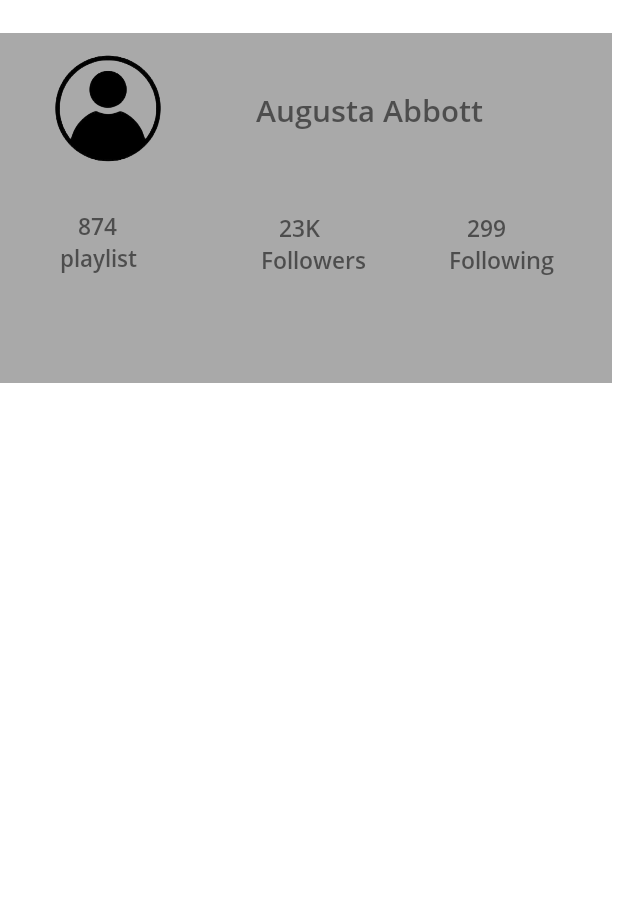
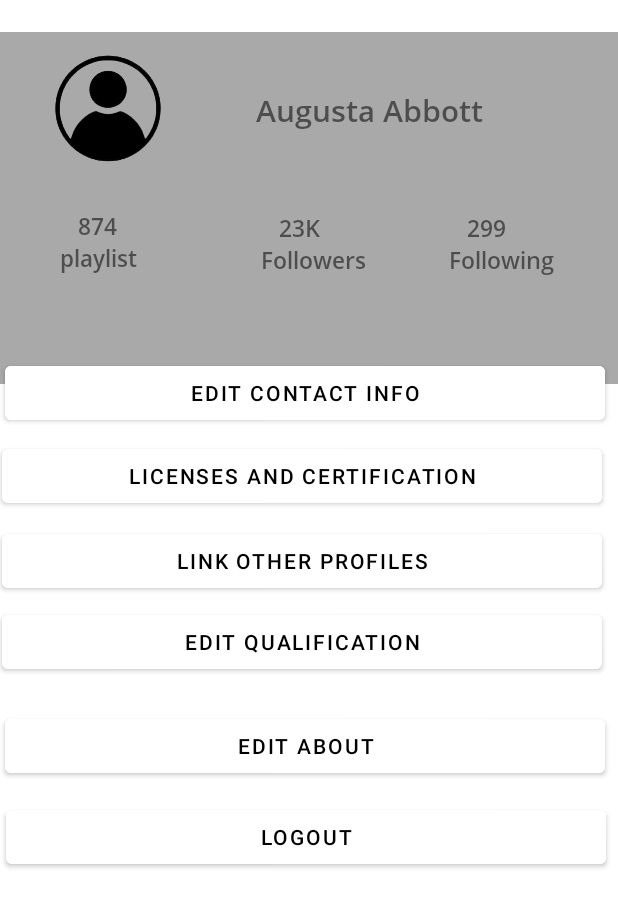
Before and after one commit to philipalexambattu/IBMproj, an Android app: the layout profile.xml on its own in the app's theme, with its tools: preview values and no code run, on a phone screen of 412 x 824 dp. Shown: the top 907 px of the screen. Run offline under Robolectric (Android 15) with nearby library versions, the phone set to English and light mode, and no system bars.

Commit message:
Fourth commit(2)

```diff
--- a/app/src/main/res/layout/dropdown.xml
+++ b/app/src/main/res/layout/dropdown.xml
@@ -91,7 +91,7 @@
         android:layout_alignParentBottom="true"
         android:layout_centerHorizontal="true"
         android:layout_marginBottom="273dp"
-        android:text="Logout"
-        android:backgroundTint="@color/Red"/>
+        android:backgroundTint="@color/Red"
+        android:text="Logout" />
 
 </RelativeLayout>
--- a/app/src/main/res/layout/profile.xml
+++ b/app/src/main/res/layout/profile.xml
@@ -7,7 +7,7 @@
 
     <ImageView
         android:id="@+id/imageView5"
-        android:layout_width="413dp"
+        android:layout_width="417dp"
         android:layout_height="wrap_content"
         android:layout_alignParentStart="true"
         android:layout_alignParentTop="true"
@@ -16,7 +16,7 @@
         android:layout_centerHorizontal="true"
         android:layout_marginStart="-6dp"
         android:layout_marginTop="-457dp"
-        android:layout_marginEnd="4dp"
+        android:layout_marginEnd="0dp"
         android:layout_marginBottom="89dp"
         app:srcCompat="@drawable/grey1" />
 
@@ -80,4 +80,106 @@
         android:text="   299 \nFollowing"
         android:textSize="15sp" />
 
+    <Button
+        android:id="@+id/button22"
+        android:layout_width="400dp"
+        android:layout_height="wrap_content"
+        android:layout_alignParentStart="true"
+        android:layout_alignParentLeft="true"
+        android:layout_alignParentTop="true"
+        android:layout_alignParentRight="true"
+        android:layout_centerHorizontal="true"
+        android:layout_marginStart="3dp"
+        android:layout_marginLeft="3dp"
+        android:layout_marginTop="238dp"
+        android:layout_marginRight="17dp"
+        android:text="Edit contact info"
+        android:backgroundTint="@color/white"
+        android:textColor="@color/black"/>
+
+    <Button
+        android:id="@+id/button23"
+        android:layout_width="400dp"
+        android:layout_height="wrap_content"
+        android:layout_alignParentStart="true"
+        android:layout_alignParentLeft="true"
+        android:layout_alignParentTop="true"
+        android:layout_alignParentRight="true"
+        android:layout_centerHorizontal="true"
+        android:layout_marginStart="4dp"
+        android:layout_marginLeft="4dp"
+        android:layout_marginTop="534dp"
+        android:layout_marginRight="7dp"
+        android:text="Logout"
+        android:backgroundTint="@color/white"
+        android:textColor="@color/black"/>
+
+    <Button
+        android:id="@+id/button24"
+        android:layout_width="400dp"
+        android:layout_height="wrap_content"
+        android:layout_alignParentStart="true"
+        android:layout_alignParentLeft="true"
+        android:layout_alignParentTop="true"
+        android:layout_alignParentRight="true"
+        android:layout_centerHorizontal="true"
+        android:layout_marginStart="3dp"
+        android:layout_marginLeft="3dp"
+        android:layout_marginTop="473dp"
+        android:layout_marginRight="8dp"
+        android:text="Edit about"
+        android:backgroundTint="@color/white"
+        android:textColor="@color/black"/>
+
+    <Button
+        android:id="@+id/button25"
+        android:layout_width="400dp"
+        android:layout_height="wrap_content"
+        android:layout_alignParentStart="true"
+        android:layout_alignParentLeft="true"
+        android:layout_alignParentTop="true"
+        android:layout_alignParentRight="true"
+        android:layout_centerHorizontal="true"
+        android:layout_marginStart="1dp"
+        android:layout_marginLeft="1dp"
+        android:layout_marginTop="404dp"
+        android:layout_marginRight="10dp"
+        android:text="Edit qualification"
+        android:backgroundTint="@color/white"
+        android:textColor="@color/black"/>
+
+    <Button
+        android:id="@+id/button26"
+        android:layout_width="400dp"
+        android:layout_height="wrap_content"
+        android:layout_alignParentStart="true"
+        android:layout_alignParentLeft="true"
+        android:layout_alignParentTop="true"
+        android:layout_alignParentRight="true"
+        android:layout_centerInParent="true"
+        android:layout_marginStart="1dp"
+        android:layout_marginLeft="1dp"
+        android:layout_marginTop="350dp"
+        android:layout_marginRight="10dp"
+        android:text="Link other profiles"
+        android:backgroundTint="@color/white"
+        android:textColor="@color/black"/>
+
+    <Button
+        android:id="@+id/button27"
+        android:layout_width="400dp"
+        android:layout_height="wrap_content"
+        android:layout_alignParentStart="true"
+        android:layout_alignParentLeft="true"
+        android:layout_alignParentTop="true"
+        android:layout_alignParentRight="true"
+        android:layout_centerHorizontal="true"
+        android:layout_marginStart="1dp"
+        android:layout_marginLeft="1dp"
+        android:layout_marginTop="293dp"
+        android:layout_marginRight="10dp"
+        android:backgroundTint="@color/white"
+        android:textColor="@color/black"
+        android:text="Licenses and certification" />
+
 </RelativeLayout>
```
